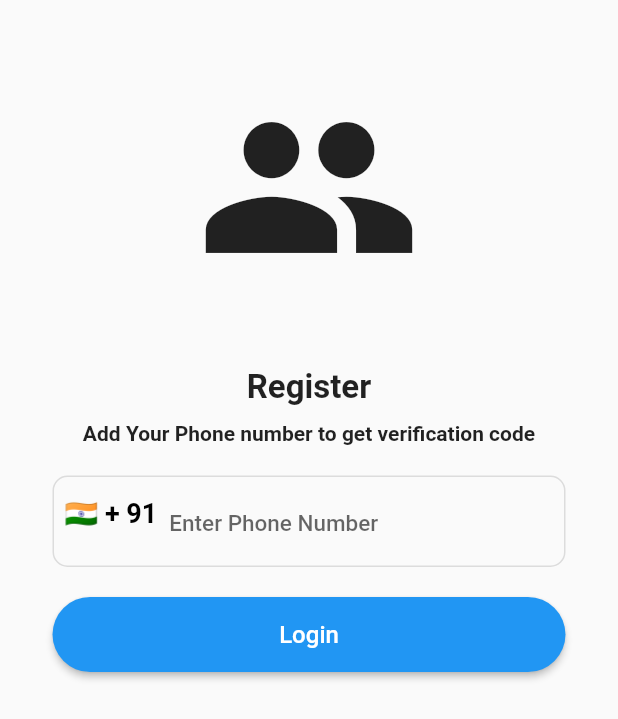
After one commit to ArunKuleri/getx, a Flutter app: the screen it shows after launch, after a tap on "Sign In", after a tap on "Sign in with OTP", on a phone screen of 412 x 824 dp. The commit adds this screen. Shown: the top 719 px of the screen. Run offline on Flutter 3.47's test engine with Material 2 defaults, Android fonts, the phone set to English and light mode, and no system bars; our stand-ins replace cloud_firestore, country_picker, firebase_auth, firebase_core, get; missing offline and left inert: dart:ffi; accounts and stored records are empty.

Commit message:
major updates have been made

```diff
--- a/lib/view/loginpage.dart
+++ b/lib/view/loginpage.dart
@@ -3,6 +3,7 @@ import 'dart:ffi';
 import 'package:flutter/material.dart';
 import 'package:flutter_application_1/controller/user.dart';
 import 'package:flutter_application_1/view/studentd/dashbord.dart';
+import 'package:flutter_application_1/view/studentd/otppage.dart';
 import 'package:get/get.dart';
 
 class LoginPage extends StatelessWidget {
@@ -88,7 +89,24 @@ class LoginPage extends StatelessWidget {
                   return Text(showSignupForm.value
                       ? 'I already Have an account?'
                       : "Create An Account");
-                }))
+                })),
+                SizedBox(
+                  height: 10,
+                ),
+                Text("OR"),
+                SizedBox(
+                  height: 10,
+                ),
+                ElevatedButton(
+                  onPressed: () {
+                    Get.to(otp());
+                  },
+                  child: Text('Sign in with OTP'),
+                  style: ElevatedButton.styleFrom(
+                      primary: Colors.blue,
+                      shape: RoundedRectangleBorder(
+                          borderRadius: BorderRadius.circular(10))),
+                ),
               ],
             ),
           ),
--- a/lib/view/studentd/dashbord.dart
+++ b/lib/view/studentd/dashbord.dart
@@ -1,5 +1,6 @@
 import 'package:flutter/material.dart';
 import 'package:flutter_application_1/controller/sidebarcontroller.dart';
+import 'package:flutter_application_1/view/addStudent/addstudent.dart';
 import 'package:flutter_application_1/view/loginpage.dart';
 import 'package:flutter_application_1/view/todo/todo.dart';
 import 'package:get/get.dart';
@@ -30,7 +31,9 @@ class Dashboard extends StatelessWidget {
                           Icons.person,
                         ),
                         title: Text("Add Student "),
-                        onTap: () {},
+                        onTap: () {
+                          Get.to(AddStudent());
+                        },
                       ),
                     ),
                   )),
--- /dev/null
+++ b/lib/view/studentd/otppage.dart
@@ -0,0 +1,141 @@
+import 'package:country_picker/country_picker.dart';
+import 'package:flutter/material.dart';
+import 'package:flutter_application_1/widgets/custombutton.dart';
+
+class otp extends StatefulWidget {
+  const otp({super.key});
+  @override
+  State<otp> createState() => _otpState();
+}
+
+class _otpState extends State<otp> {
+  final TextEditingController phoneController = TextEditingController();
+  Country Selectedcountry = Country(
+      phoneCode: "91",
+      countryCode: "IN",
+      e164Sc: 0,
+      geographic: true,
+      level: 1,
+      name: "India",
+      example: "India",
+      displayName: "India",
+      displayNameNoCountryCode: "IN",
+      e164Key: "");
+  @override
+  Widget build(BuildContext context) {
+    phoneController.selection = TextSelection.fromPosition(
+        TextPosition(offset: phoneController.text.length));
+    return Scaffold(
+      body: SafeArea(
+          child: Center(
+        child: Padding(
+          padding: const EdgeInsets.symmetric(vertical: 25, horizontal: 35),
+          child: Column(
+            children: [
+              Container(
+                  width: 200,
+                  height: 200,
+                  padding: const EdgeInsets.all(20.0),
+                  decoration: BoxDecoration(
+                    shape: BoxShape.circle,
+                  ),
+                  child: Icon(
+                    Icons.people,
+                    size: 150,
+                  )),
+              const SizedBox(
+                height: 20,
+              ),
+              const Text(
+                "Register",
+                style: TextStyle(fontSize: 22, fontWeight: FontWeight.bold),
+                textAlign: TextAlign.center,
+              ),
+              SizedBox(
+                height: 10,
+              ),
+              const Text(
+                "Add Your Phone number to get verification code",
+                style: TextStyle(fontSize: 14, fontWeight: FontWeight.bold),
+              ),
+              const SizedBox(
+                height: 20,
+              ),
+              TextFormField(
+                controller: phoneController,
+                style: TextStyle(
+                  fontSize: 18,
+                  fontWeight: FontWeight.bold,
+                ),
+                onChanged: (value) {
+                  setState(() {
+                    phoneController.text = value;
+                  });
+                },
+                decoration: InputDecoration(
+                  hintText: "Enter Phone Number",
+                  hintStyle: TextStyle(
+                    fontWeight: FontWeight.w500,
+                    fontSize: 15,
+                  ),
+                  enabledBorder: OutlineInputBorder(
+                      borderRadius: BorderRadius.circular(10),
+                      borderSide: BorderSide(color: Colors.black12)),
+                  focusedBorder: OutlineInputBorder(
+                    borderRadius: BorderRadius.circular(10),
+                    borderSide: BorderSide(color: Colors.black12),
+                  ),
+                  prefixIcon: Container(
+                    padding: EdgeInsets.all(8.0),
+                    child: InkWell(
+                      onTap: () {
+                        showCountryPicker(
+                            context: context,
+                            countryListTheme:
+                                CountryListThemeData(bottomSheetHeight: 550),
+                            onSelect: ((value) {
+                              setState(() {
+                                Selectedcountry = value;
+                              });
+                            }));
+                      },
+                      child: Text(
+                        "${Selectedcountry.flagEmoji} + ${Selectedcountry.phoneCode}",
+                        style: const TextStyle(
+                            fontSize: 18,
+                            color: Colors.black,
+                            fontWeight: FontWeight.bold),
+                      ),
+                    ),
+                  ),
+                  suffixIcon: phoneController.text.length > 9
+                      ? Container(
+                          height: 30,
+                          width: 30,
+                          margin: EdgeInsets.all(10.0),
+                          decoration: const BoxDecoration(
+                              shape: BoxShape.circle, color: Colors.green),
+                          child: Icon(
+                            Icons.done,
+                            color: Colors.white,
+                            size: 20,
+                          ),
+                        )
+                      : null,
+                ),
+              ),
+              SizedBox(
+                height: 20,
+              ),
+              SizedBox(
+                height: 50,
+                width: double.infinity,
+                child: CustomButton(onPressed: () {}, text: "Login"),
+              )
+            ],
+          ),
+        ),
+      )),
+    );
+  }
+}
--- /dev/null
+++ b/lib/widgets/custombutton.dart
@@ -0,0 +1,19 @@
+import 'package:flutter/material.dart';
+import 'package:flutter/widgets.dart';
+
+class CustomButton extends StatelessWidget {
+  final String text;
+  final VoidCallback onPressed;
+  const CustomButton({super.key, required this.onPressed, required this.text});
+  @override
+  Widget build(BuildContext context) {
+    return ElevatedButton(
+      onPressed: onPressed,
+      style: ButtonStyle(
+          shape: MaterialStateProperty.all<RoundedRectangleBorder>(
+              RoundedRectangleBorder(
+                  borderRadius: BorderRadius.circular(25.0)))),
+      child: Text(text, style: const TextStyle(fontSize: 16)),
+    );
+  }
+}
--- a/pubspec.yaml
+++ b/pubspec.yaml
@@ -42,6 +42,8 @@ dependencies:
 
   firebase_storage: ^11.3.1
   cloud_firestore: ^4.11.0
+  awesome_notifications: ^0.8.2
+  country_picker: ^2.0.21
 
 dev_dependencies:
   flutter_test:
```
Also changed, not shown: lib/view/addStudent/add.dart (added, +82 -0 lines), lib/view/addStudent/addstudent.dart (added, +108 -0 lines), lib/view/update/update.dart (added, +82 -0 lines), pubspec.lock, 5 other files.
